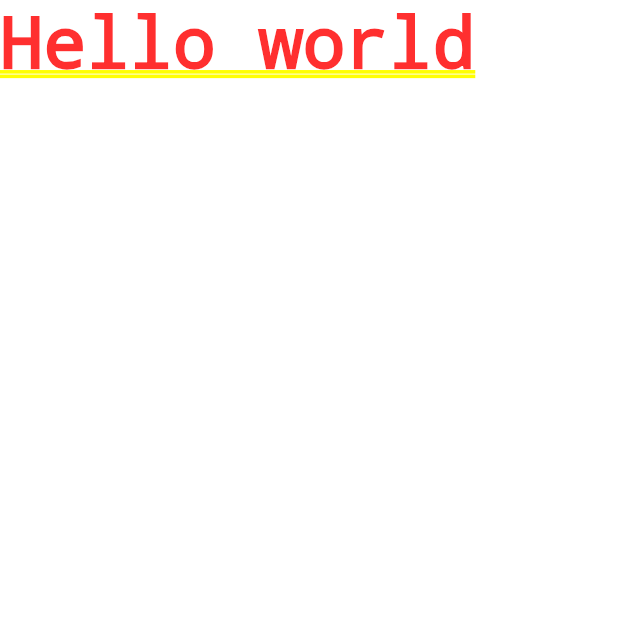
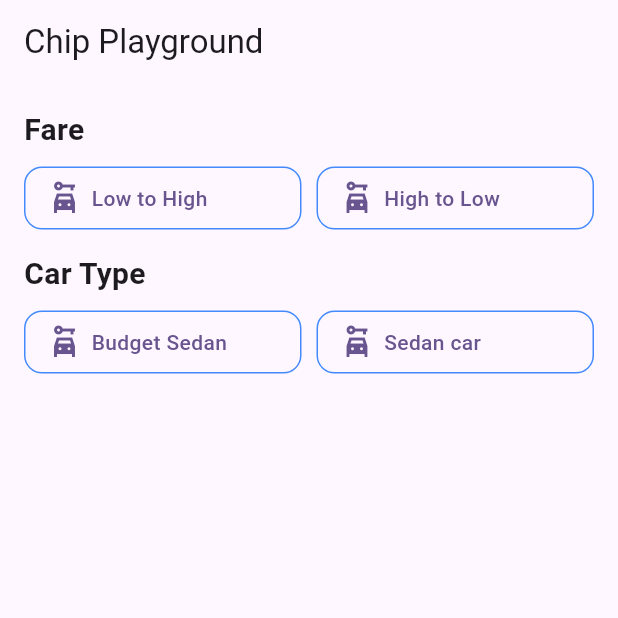
Before and after one commit to atik1404/FlutterPlayground, a Flutter app: the screen it shows after launch, on a phone screen of 412 x 824 dp, the top half of it. Run offline on Flutter 3.47's test engine with Material 3 defaults, Android fonts, the phone set to English and light mode, and no system bars; our stand-ins replace bloc.

Commit message:
feat(chip): working on chip design system

```diff
--- /dev/null
+++ b/lib/feature/playground/chip/app_base_chip.dart
@@ -0,0 +1,152 @@
+                                        import 'package:flutter/material.dart';
+
+enum AppChipShape { rectangle, capsule, rounded }
+
+enum AppChipTone { outline, fill }
+
+typedef AppIconBuilder = Widget Function(Color color);
+
+class AppBaseChip extends StatelessWidget {
+  final VoidCallback? onTap;
+  final AppIconBuilder? leading;
+  final AppIconBuilder? trailing;
+  final String label;
+  final TextStyle? labelStyle;
+  final bool selected;
+  final bool outline;
+  final AppChipShape shape;
+  final AppChipTone tone;
+  final Color? backgroundColor;
+  final Color? foregroundColor;
+  final Color? borderColor;
+  final EdgeInsetsGeometry? padding;
+  final double? height;
+  final double? width;
+  final BorderRadiusGeometry? borderRadius;
+  final bool enableRippleEffect;
+
+  const AppBaseChip({
+    super.key,
+    required this.label,
+    this.onTap,
+    this.leading,
+    this.trailing,
+    this.labelStyle,
+    this.selected = false,
+    this.outline = false,
+    this.shape = AppChipShape.rounded,
+    this.tone = AppChipTone.outline,
+    this.backgroundColor,
+    this.foregroundColor,
+    this.borderColor = Colors.blueAccent,
+    this.padding,
+    this.height,
+    this.width,
+    this.borderRadius,
+    this.enableRippleEffect = true,
+  });
+
+  Color _resolveBackground(BuildContext context) {
+    if (backgroundColor != null) return backgroundColor!;
+    switch (tone) {
+      case AppChipTone.fill:
+        return selected
+            ? Theme.of(context).colorScheme.primary.withAlpha(20)
+            : Colors.white;
+      case AppChipTone.outline:
+        return Colors.transparent;
+    }
+  }
+
+  Color _resolveForeground(BuildContext context) {
+    if (foregroundColor != null) return foregroundColor!;
+    return Theme.of(context).colorScheme.primary;
+  }
+
+  Color _resolveBorderColor(BuildContext context) {
+    if (borderColor != null) return borderColor!;
+    return _resolveForeground(context);
+  }
+
+  BorderRadiusGeometry _resolveBorderRadius() {
+    if (borderRadius != null) return borderRadius!;
+    switch (shape) {
+      case AppChipShape.capsule:
+        return BorderRadius.circular(50);
+      case AppChipShape.rounded:
+        return BorderRadius.circular(12);
+      case AppChipShape.rectangle:
+        return BorderRadius.circular(4);
+    }
+  }
+
+  @override
+  Widget build(BuildContext context) {
+    final bgColor = _resolveBackground(context);
+    final fgColor = _resolveForeground(context);
+    final brColor = _resolveBorderColor(context);
+    final radius = _resolveBorderRadius();
+
+    Widget content = Row(
+      mainAxisSize: MainAxisSize.min,
+      children: [
+        if (leading != null) ...[
+          leading!(fgColor),
+          const SizedBox(width: 6),
+        ],
+        Flexible(
+          child: Text(
+            label,
+            style: labelStyle ??
+                TextStyle(
+                  fontWeight: FontWeight.w500,
+                  color: fgColor,
+                ),
+            overflow: TextOverflow.ellipsis,
+          ),
+        ),
+        if (trailing != null) ...[
+          const SizedBox(width: 6),
+          GestureDetector(
+            onTap: onTap,
+            child: trailing!(fgColor),
+          ),
+        ],
+      ],
+    );
+
+    content = Padding(
+      padding:
+          padding ?? const EdgeInsets.symmetric(horizontal: 14, vertical: 8),
+      child: content,
+    );
+
+    Widget chip = Container(
+      height: height,
+      width: width,
+      decoration: BoxDecoration(
+        color: outline ? Colors.transparent : bgColor,
+        border: Border.all(
+          color: outline ? brColor : Colors.transparent,
+          width: 1,
+        ),
+        borderRadius: radius,
+      ),
+      child: content,
+    );
+
+    if (onTap != null) {
+      chip = Material(
+        color: Colors.transparent,
+        borderRadius: radius,
+        child: InkWell(
+          onTap: onTap,
+          splashColor: enableRippleEffect ? null : Colors.transparent,
+          child: chip,
+        ),
+      );
+    }
+
+    return chip;
+  }
+}
--- /dev/null
+++ b/lib/feature/playground/chip/chip_component_playground.dart
@@ -0,0 +1,175 @@
+import 'package:first_flutter/feature/playground/chip/app_base_chip.dart';
+import 'package:first_flutter/feature/playground/chip/app_choice_chip.dart'
+    hide AppChipTone;
+import 'package:flutter/material.dart';
+
+class ChipComponentPlayground extends StatefulWidget {
+  const ChipComponentPlayground({super.key});
+
+  @override
+  State<ChipComponentPlayground> createState() =>
+      _ChipComponentPlaygroundState();
+}
+
+// ...existing code...
+class _ChipComponentPlaygroundState extends State<ChipComponentPlayground> {
+  Set<int> outlineSelectedIndexes = {};
+  Set<int> filledSelectedIndexes = {};
+  final Set<int> selectedIndexes = {};
+
+  @override
+  Widget build(BuildContext context) {
+    return Scaffold(
+      appBar: AppBar(
+        title: const Text("Chip Playground"),
+      ),
+      body: SingleChildScrollView(
+          padding: const EdgeInsets.all(16),
+          child: Column(
+            crossAxisAlignment: CrossAxisAlignment.start,
+            children: [
+              _buildText("Fare"),
+              const SizedBox(height: 10),
+              Row(
+                children: [
+                  Expanded(
+                    child: _buildFareChip("Low to High"),
+                  ),
+                  const SizedBox(width: 10),
+                  Expanded(
+                    child: _buildFareChip("High to Low"),
+                  ),
+                ],
+              ),
+              const SizedBox(height: 15),
+              _buildText("Car Type"),
+              const SizedBox(height: 10),
+              Row(
+                children: [
+                  Expanded(
+                    child: _buildFareChip("Budget Sedan"),
+                  ),
+                  const SizedBox(width: 10),
+                  Expanded(
+                    child: _buildFareChip("Sedan car"),
+                  ),
+                ],
+              )
+            ],
+          )),
+    );
+  }
+
+  Widget _buildAllCase() {
+    return Wrap(
+      spacing: 16,
+      runSpacing: 16,
+      children: [
+        AppBaseChip(
+          label: "Filled Capsule",
+          leading: (color) => Icon(Icons.star, color: color),
+          selected: true,
+          shape: AppChipShape.capsule,
+          tone: AppChipTone.fill,
+          onTap: () {},
+        ),
+        AppBaseChip(
+          label: "Outline Rounded",
+          trailing: (color) => Icon(Icons.close, color: color),
+          outline: true,
+          shape: AppChipShape.rounded,
+          tone: AppChipTone.outline,
+          onTap: () {},
+        ),
+        AppBaseChip(
+          label: "Rectangle",
+          shape: AppChipShape.rectangle,
+          tone: AppChipTone.fill,
+        ),
+        AppBaseChip(
+          label: "Custom Color",
+          labelStyle:
+              const TextStyle(fontWeight: FontWeight.bold, color: Colors.white),
+          selected: true,
+          shape: AppChipShape.rounded,
+          backgroundColor: Colors.deepPurple,
+          foregroundColor: Colors.white,
+          onTap: () {},
+        ),
+        AppBaseChip(
+          label: "Outline Capsule",
+          leading: (color) => Icon(Icons.directions_car, color: color),
+          trailing: (color) => Icon(Icons.info_outline, color: color),
+          outline: true,
+          shape: AppChipShape.capsule,
+          borderColor: Colors.red,
+          tone: AppChipTone.outline,
+          onTap: () {},
+        ),
+        AppBaseChip(
+          label: "Custom Size",
+          selected: true,
+          shape: AppChipShape.capsule,
+          tone: AppChipTone.fill,
+          height: 48,
+          width: 160,
+          padding: const EdgeInsets.symmetric(horizontal: 24, vertical: 12),
+          onTap: () {},
+        ),
+        AppBaseChip(
+          label: "No Ripple",
+          outline: true,
+          shape: AppChipShape.rectangle,
+          tone: AppChipTone.fill,
+          enableRippleEffect: false,
+          onTap: () {},
+        ),
+        AppBaseChip(
+          label: "Trailing Only",
+          trailing: (color) => Icon(Icons.arrow_forward, color: color),
+          selected: true,
+          shape: AppChipShape.rounded,
+          tone: AppChipTone.fill,
+          onTap: () {},
+        ),
+        AppBaseChip(
+          label: "Leading Only",
+          leading: (color) => Icon(Icons.person, color: color),
+          outline: true,
+          shape: AppChipShape.capsule,
+          tone: AppChipTone.fill,
+          onTap: () {},
+        ),
+        AppBaseChip(
+          label: "Custom Radius",
+          selected: true,
+          shape: AppChipShape.rectangle,
+          tone: AppChipTone.fill,
+          borderRadius: BorderRadius.circular(20),
+          onTap: () {},
+        ),
+      ],
+    );
+  }
+
+  Widget _buildFareChip(String text) {
+    return SizedBox(
+      child: AppBaseChip(
+        label: text,
+        leading: (color) => Icon(Icons.car_rental_sharp, color: color),
+        outline: true,
+        shape: AppChipShape.rounded,
+        tone: AppChipTone.outline,
+        onTap: () {},
+      ),
+    );
+  }
+
+  Widget _buildText(String text) {
+    return Text(
+      text,
+      style: TextStyle(fontWeight: FontWeight.bold, fontSize: 20.0),
+    );
+  }
+}
+// ...existing code...
--- a/lib/main.dart
+++ b/lib/main.dart
@@ -1,8 +1,8 @@
-import 'package:first_flutter/feature/playground/bloc_playground_screen.dart';
+import 'package:first_flutter/feature/playground/chip/chip_component_playground.dart';
 import 'package:first_flutter/navigation/app_navigation.dart';
 import 'package:flutter/material.dart';
 
-void main() async{
+void main() async {
   runApp(const MyApp());
 }
 
@@ -17,7 +17,7 @@ class MyApp extends StatelessWidget {
         colorScheme: ColorScheme.fromSeed(seedColor: Colors.deepPurple),
         useMaterial3: true,
       ),
-      home: const BlocPlaygroundScreen(),
+      home: const ChipComponentPlayground(),
       onGenerateRoute: appNavigation.onNavigationChange,
       debugShowCheckedModeBanner: false,
     );
```
Also changed, not shown: lib/feature/playground/chip/app_choice_chip.dart (added, +73 -0 lines), pubspec.lock, 1 other file.
